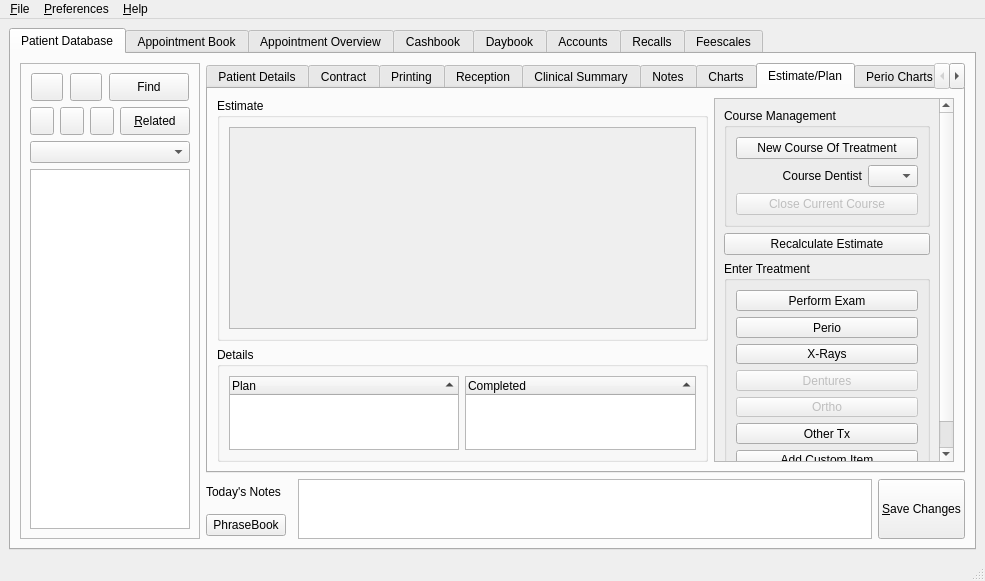
This is qt-designer/main.ui in rowinggolfer/openmolar1 as Qt 5 draws it before an edit. The edited form follows.
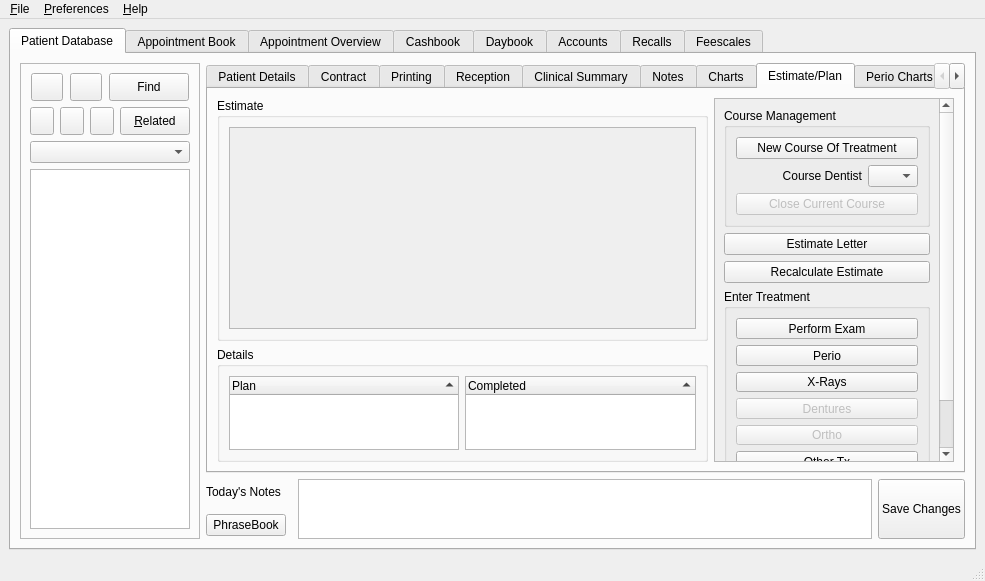
This is the edited form. The open tabs and pages were chosen to show the change. Icons and pictures are not drawn.

Patch:
```diff
--- a/qt-designer/main.ui
+++ b/qt-designer/main.ui
@@ -418,7 +418,7 @@
               <string>Save the changes made to this record.</string>
              </property>
              <property name="text" >
-              <string>&amp;Save Changes</string>
+              <string>Save Changes</string>
              </property>
              <property name="icon" >
               <iconset resource="../resources/resources.qrc" >
@@ -2790,7 +2790,7 @@
                     <x>0</x>
                     <y>0</y>
                     <width>220</width>
-                    <height>407</height>
+                    <height>440</height>
                    </rect>
                   </property>
                   <layout class="QVBoxLayout" name="verticalLayout_11" >
@@ -2844,6 +2844,16 @@
                      </layout>
                     </widget>
                    </item>
+                   <item>
+                    <widget class="QPushButton" name="estLetter_pushButton" >
+                     <property name="text" >
+                      <string>Estimate Letter</string>
+                     </property>
+                     <property name="checkable" >
+                      <bool>false</bool>
+                     </property>
+                    </widget>
+                   </item>
                    <item>
                     <widget class="QPushButton" name="recalcEst_pushButton" >
                      <property name="text" >
```
Left out of the diff: 45 changed lines with no effect on the pictures.
